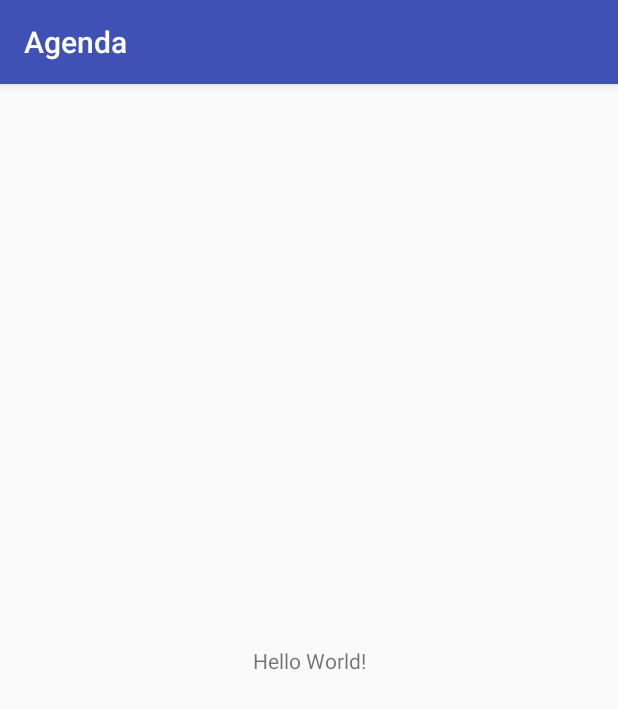
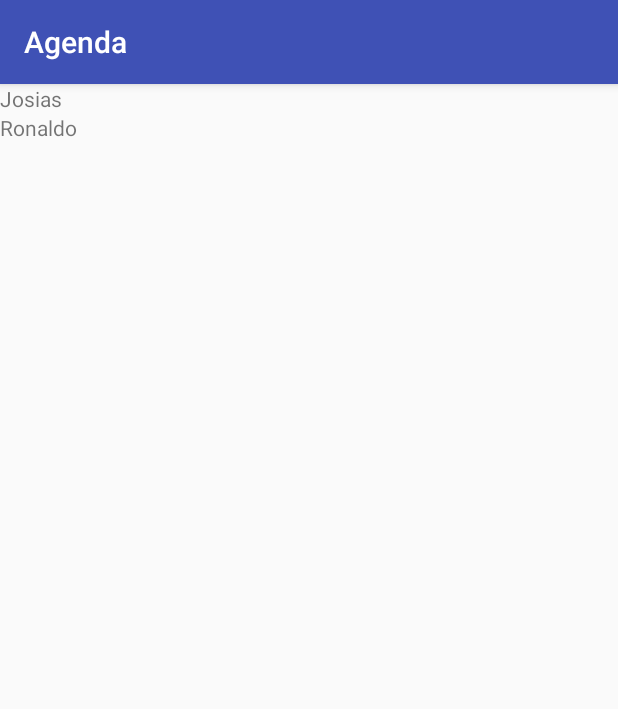
Before and after one commit to FelipeLorenzoni/Student-registrer, an Android app: the screen it shows after launch (ListaAlunoActivity), on a phone screen of 412 x 824 dp. Shown: the top 709 px of the screen. Run offline under Robolectric (Android 15) with nearby library versions, the phone set to English and light mode, and no system bars.

Commit message:
alter to LinearLayout

```diff
--- a/app/src/main/res/layout/activity_lista_aluno.xml
+++ b/app/src/main/res/layout/activity_lista_aluno.xml
@@ -1,18 +1,18 @@
 <?xml version="1.0" encoding="utf-8"?>
-<android.support.constraint.ConstraintLayout xmlns:android="http://schemas.android.com/apk/res/android"
-    xmlns:app="http://schemas.android.com/apk/res-auto"
-    xmlns:tools="http://schemas.android.com/tools"
+<LinearLayout xmlns:android="http://schemas.android.com/apk/res/android"
     android:layout_width="match_parent"
     android:layout_height="match_parent"
-    tools:context=".ListaAlunoActivity">
+    android:orientation="vertical"
+    >
 
     <TextView
+        android:text="Josias"
         android:layout_width="wrap_content"
-        android:layout_height="wrap_content"
-        android:text="Hello World!"
-        app:layout_constraintBottom_toBottomOf="parent"
-        app:layout_constraintLeft_toLeftOf="parent"
-        app:layout_constraintRight_toRightOf="parent"
-        app:layout_constraintTop_toTopOf="parent" />
+        android:layout_height="wrap_content" />
 
-</android.support.constraint.ConstraintLayout>
+    <TextView
+        android:text="Ronaldo"
+        android:layout_width="wrap_content"
+        android:layout_height="wrap_content" />
+
+</LinearLayout>
```
